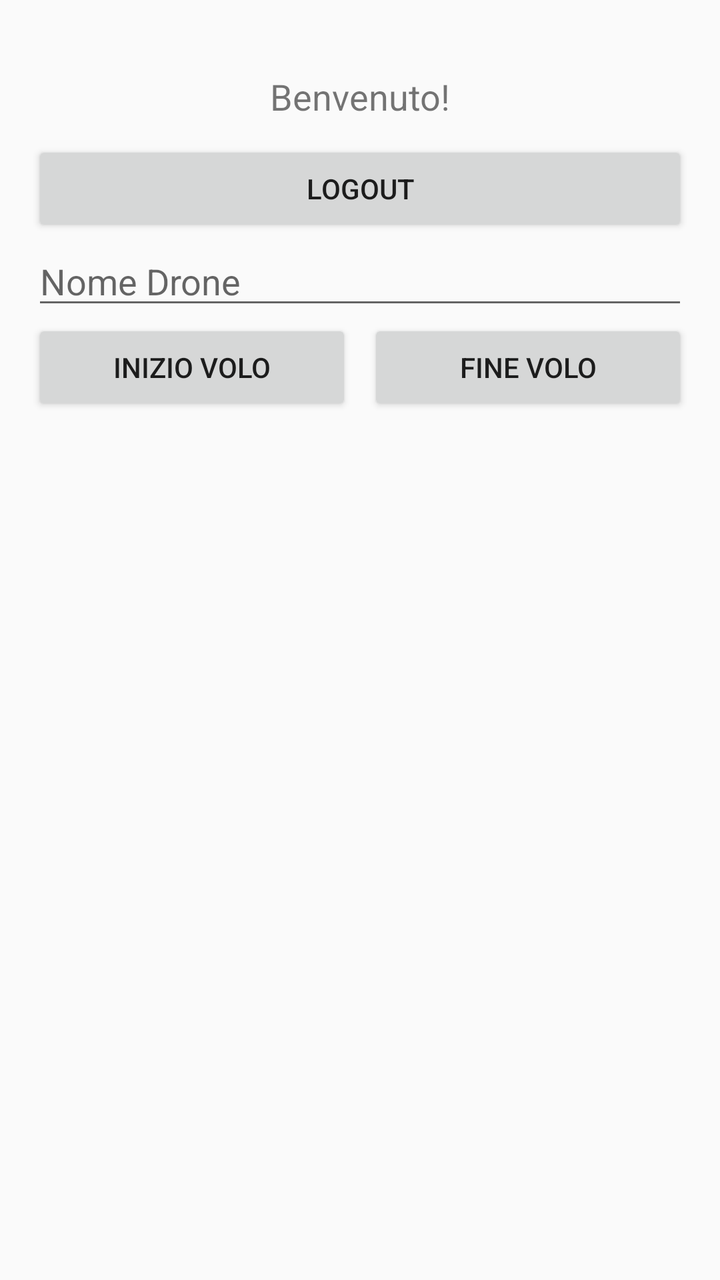
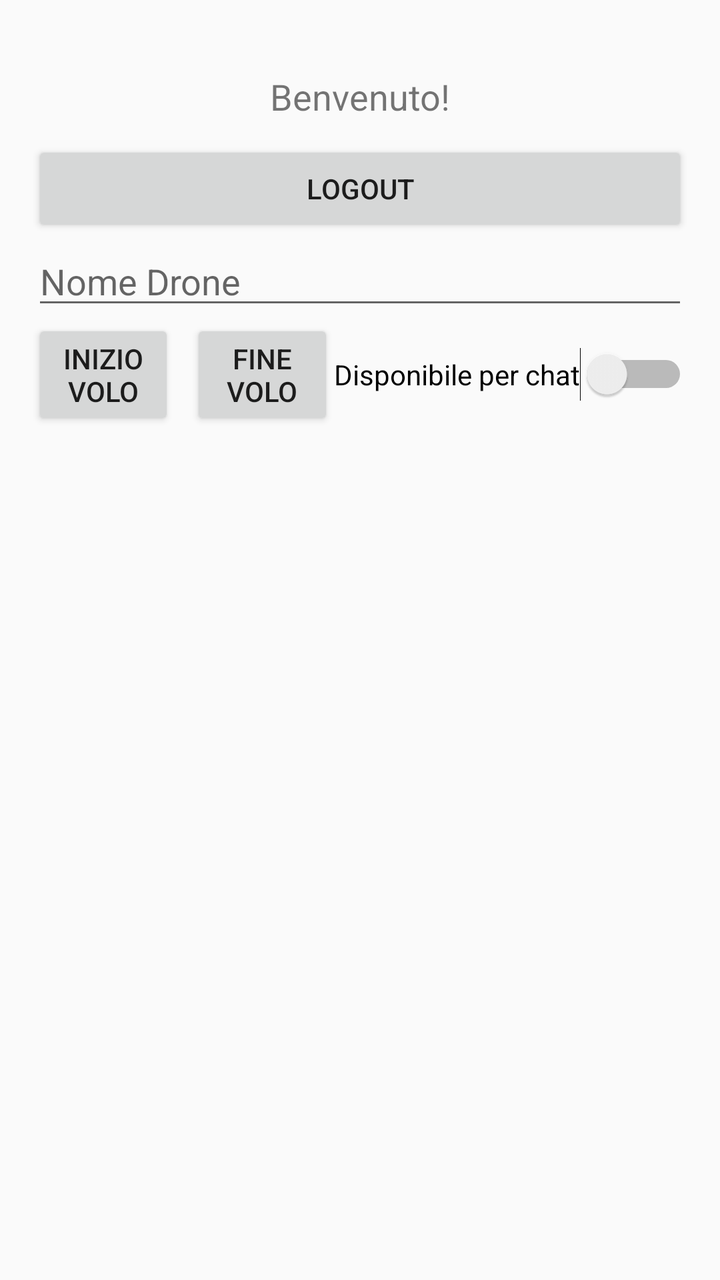

The first picture is an Android layout as it rendered before a commit; the second is the same layout after the commit. The layout source and the unified diff follow.
<!-- AndroidManifest.xml: activity theme Theme.AppCompat.Light -->
<!-- res/layout/activity_dashboard.xml -->
<LinearLayout xmlns:android="http://schemas.android.com/apk/res/android"
    android:layout_width="match_parent"
    android:layout_height="match_parent"
    android:orientation="vertical"
    android:padding="16dp">

    <TextView
        android:id="@+id/welcomeTextView"
        android:layout_width="match_parent"
        android:layout_height="wrap_content"
        android:text="Benvenuto!"
        android:textSize="18sp"
        android:gravity="center"
        android:layout_marginTop="10dp"
        android:padding="10dp"/>

    <Button
        android:id="@+id/logoutButton"
        android:layout_width="match_parent"
        android:layout_height="wrap_content"
        android:text="Logout" />

    <EditText
        android:id="@+id/droneField"
        android:layout_width="match_parent"
        android:layout_height="wrap_content"
        android:hint="Nome Drone" />

    
    <LinearLayout
        android:layout_width="match_parent"
        android:layout_height="wrap_content"
        android:orientation="horizontal"
        android:gravity="center">

        <Button
            android:id="@+id/startFlightButton"
            android:layout_width="0dp"
            android:layout_weight="1"
            android:layout_height="wrap_content"
            android:text="Inizio volo"
            android:layout_marginEnd="8dp"/>

        <Button
            android:id="@+id/stopFlightButton"
            android:layout_width="0dp"
            android:layout_weight="1"
            android:layout_height="wrap_content"
            android:text="Fine volo"/>
    </LinearLayout>

    <FrameLayout
        android:id="@+id/mapContainer"
        android:layout_width="match_parent"
        android:layout_height="325dp"
        android:visibility="visible" />

</LinearLayout>
<!-- resources referenced by this layout -->
<resources>

</resources>

<!-- the commit's change to res/layout/activity_dashboard.xml (unified diff, before → after) -->
@@ -47,6 +47,13 @@
             android:layout_weight="1"
             android:layout_height="wrap_content"
             android:text="Fine volo"/>
+
+        <Switch
+            android:id="@+id/chatToggle"
+            android:layout_width="wrap_content"
+            android:layout_height="wrap_content"
+            android:text="Disponibile per chat"/>
+
     </LinearLayout>
 
     <FrameLayout
